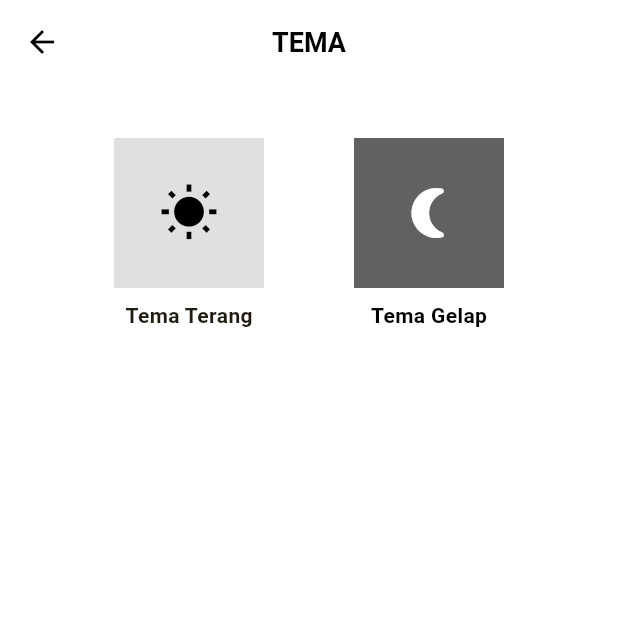
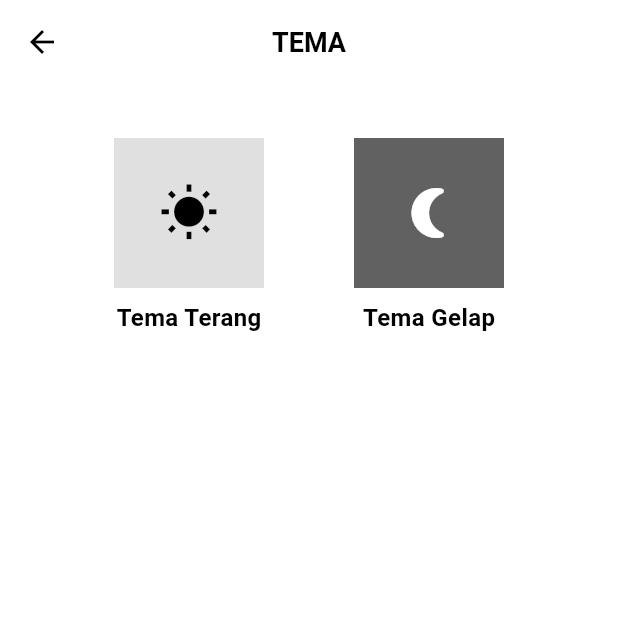
Before and after one commit to Asmaranr/catatan_dartsquad, a Flutter app: the GantiTema screen opened directly, on a phone screen of 412 x 824 dp, the top half of it. Run offline on Flutter 3.47's test engine with Material 3 defaults, Android fonts, the phone set to English and light mode, and no system bars; our stand-ins replace get, get_storage, image_picker; accounts and stored records are empty.

Commit message:
tambah dashboard dan ganti tema

```diff
--- a/lib/Dashboard.dart
+++ b/lib/Dashboard.dart
@@ -2,7 +2,7 @@ import 'package:flutter/material.dart';
 import 'package:get/get.dart';
 import 'package:get_storage/get_storage.dart';
 import 'ganti_tema.dart';
-import 'tambah_catatan.dart'; // Halaman tambah catatan jika ada
+import 'tambah_catatan.dart';
 
 class Dashboard extends StatefulWidget {
   const Dashboard({super.key});
--- a/lib/Ganti_Tema.dart
+++ b/lib/Ganti_Tema.dart
@@ -22,6 +22,8 @@ class _GantiTemaState extends State<GantiTema> {
 
   @override
   Widget build(BuildContext context) {
+    print("Tema Gelap aktif: $temaGelap"); // Debugging
+
     return Scaffold(
       backgroundColor: temaGelap ? Colors.black : Colors.white,
       appBar: AppBar(
@@ -65,9 +67,13 @@ class _GantiTemaState extends State<GantiTema> {
                         ),
                       ),
                       const SizedBox(height: 8),
-                      const Text(
+                      Text(
                         'Tema Terang',
-                        style: TextStyle(fontWeight: FontWeight.bold),
+                        style: TextStyle(
+                          fontWeight: FontWeight.bold,
+                          fontSize: 16,
+                          color: temaGelap ? Colors.white : Colors.black,
+                        ),
                       ),
                     ],
                   ),
@@ -91,6 +97,7 @@ class _GantiTemaState extends State<GantiTema> {
                         'Tema Gelap',
                         style: TextStyle(
                           fontWeight: FontWeight.bold,
+                          fontSize: 16,
                           color: temaGelap ? Colors.white : Colors.black,
                         ),
                       ),
--- a/lib/main.dart
+++ b/lib/main.dart
@@ -1,8 +1,8 @@
-import 'package:catatan_dartsquad/dashboard.dart';
+import 'package:catatan_dartsquad/Dashboard.dart';
+import 'package:catatan_dartsquad/Tambah_Catatan.dart';
 import 'package:flutter/material.dart';
 import 'package:get_storage/get_storage.dart';
 import 'package:get/get.dart';
-import 'package:catatan_dartsquad/Tambah_Catatan.dart';
 import 'package:image_picker/image_picker.dart';
 
 void main() async {
@@ -24,7 +24,7 @@ class MyApp extends StatelessWidget {
         ),
         useMaterial3: true,
       ),
-      home: const TambahCatatan(),
+      home: Dashboard(),
     );
   }
 }
```
Also changed, not shown: lib/Tambah_Catatan.dart (+29 -15 lines).
